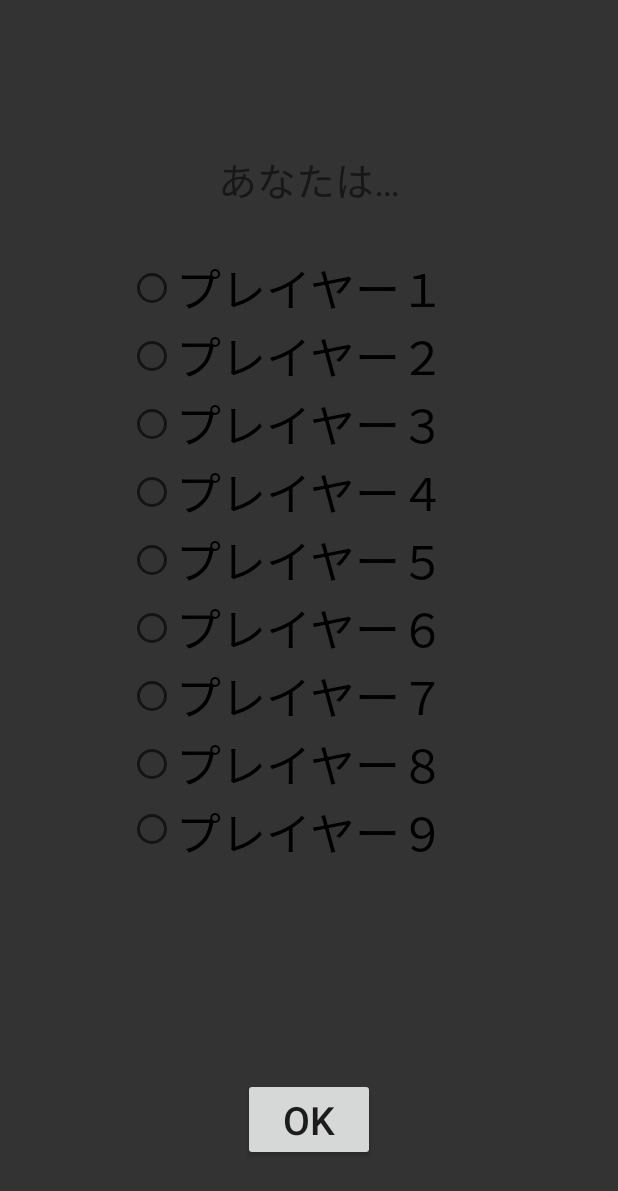
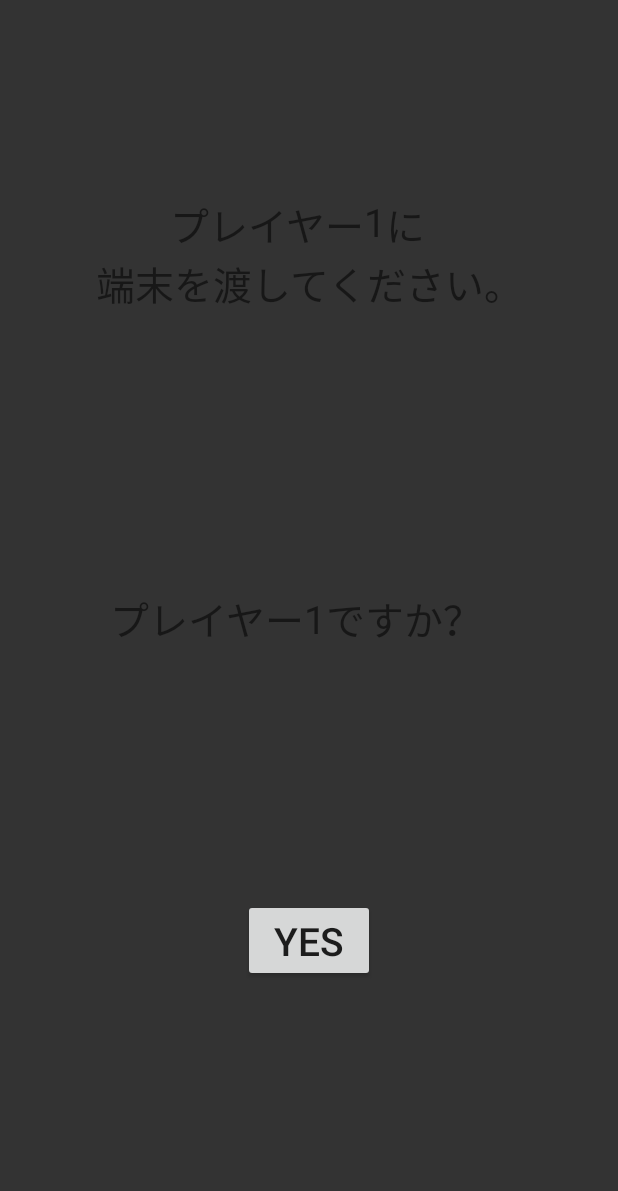
Before and after one commit to konan-pbl-2020/Gankyo, an Android app: the layout activity_werewolf_confirmation.xml on its own in the app's theme, with its tools: preview values and no code run, on a phone screen of 412 x 824 dp. Shown: the top 1191 px of the screen. Run offline under Robolectric (Android 15) with nearby library versions, the phone set to English and light mode, and no system bars.

```diff
--- a/app/src/main/res/layout/activity_werewolf_confirmation.xml
+++ b/app/src/main/res/layout/activity_werewolf_confirmation.xml
@@ -7,106 +7,89 @@
     android:background="#333333">
 
     <TextView
+        android:id="@+id/pnText2"
+        android:layout_width="wrap_content"
+        android:layout_height="wrap_content"
+        android:text="1"
+        android:textSize="26sp"
+        app:layout_constraintBottom_toBottomOf="parent"
+        app:layout_constraintEnd_toStartOf="@+id/text5"
+        app:layout_constraintStart_toEndOf="@+id/text4"
+        app:layout_constraintTop_toTopOf="parent" />
+
+    <TextView
         android:id="@+id/text"
         android:layout_width="wrap_content"
         android:layout_height="wrap_content"
-        android:layout_marginTop="100dp"
-        android:text="あなたは…"
+        android:layout_marginTop="130dp"
+        android:text="プレイヤー"
         android:textSize="26sp"
         app:layout_constraintEnd_toEndOf="parent"
-        app:layout_constraintHorizontal_bias="0.5"
+        app:layout_constraintHorizontal_bias="0.4"
         app:layout_constraintStart_toStartOf="parent"
+        app:layout_constraintTop_toTopOf="parent" />
+
+    <TextView
+        android:id="@+id/pnText"
+        android:layout_width="wrap_content"
+        android:layout_height="wrap_content"
+        android:layout_marginTop="130dp"
+        android:text="1"
+        android:textSize="26sp"
+        app:layout_constraintStart_toEndOf="@+id/text"
+        app:layout_constraintTop_toTopOf="parent" />
+
+    <TextView
+        android:id="@+id/text2"
+        android:layout_width="wrap_content"
+        android:layout_height="wrap_content"
+        android:layout_marginTop="130dp"
+        android:text="に"
+        android:textSize="26sp"
+        app:layout_constraintStart_toEndOf="@+id/pnText"
+        app:layout_constraintTop_toTopOf="parent" />
+
+    <TextView
+        android:id="@+id/text3"
+        android:layout_width="wrap_content"
+        android:layout_height="wrap_content"
+        android:text="端末を渡してください。"
+        android:textSize="26sp"
+        app:layout_constraintEnd_toEndOf="parent"
+        app:layout_constraintStart_toStartOf="parent"
+        app:layout_constraintTop_toBottomOf="@+id/text" />
+
+    <TextView
+        android:id="@+id/text4"
+        android:layout_width="wrap_content"
+        android:layout_height="wrap_content"
+        android:text="プレイヤー"
+        android:textSize="26sp"
+        app:layout_constraintBottom_toBottomOf="parent"
+        app:layout_constraintEnd_toEndOf="parent"
+        app:layout_constraintHorizontal_bias="0.26"
+        app:layout_constraintStart_toStartOf="parent"
+        app:layout_constraintTop_toTopOf="parent" />
+
+    <TextView
+        android:id="@+id/text5"
+        android:layout_width="wrap_content"
+        android:layout_height="wrap_content"
+        android:text="ですか？"
+        android:textSize="26sp"
+        app:layout_constraintBottom_toBottomOf="parent"
+        app:layout_constraintStart_toEndOf="@+id/pnText2"
         app:layout_constraintTop_toTopOf="parent" />
 
     <Button
         android:id="@+id/yes"
         android:layout_width="wrap_content"
         android:layout_height="wrap_content"
-        android:layout_marginBottom="50dp"
-        android:text="OK"
+        android:text="YES"
         android:textSize="26sp"
         app:layout_constraintBottom_toBottomOf="parent"
         app:layout_constraintEnd_toEndOf="parent"
-        app:layout_constraintStart_toStartOf="parent" />
-
-    <RadioGroup
-        android:id="@+id/pSelect"
-        android:layout_width="wrap_content"
-        android:layout_height="404dp"
-        android:layout_marginTop="30dp"
-        app:layout_constraintEnd_toEndOf="parent"
-        app:layout_constraintHorizontal_bias="0.5"
         app:layout_constraintStart_toStartOf="parent"
-        app:layout_constraintTop_toBottomOf="@+id/text">
-
-        <RadioButton
-            android:id="@+id/radioButton1"
-            android:layout_width="match_parent"
-            android:layout_height="wrap_content"
-            android:text="プレイヤー１"
-            android:textSize="30sp" />
-
-        <RadioButton
-            android:id="@+id/radioButton2"
-            android:layout_width="match_parent"
-            android:layout_height="wrap_content"
-            android:text="プレイヤー２"
-            android:textSize="30sp" />
-
-        <RadioButton
-            android:id="@+id/radioButton3"
-            android:layout_width="match_parent"
-            android:layout_height="wrap_content"
-            android:text="プレイヤー３"
-            android:textSize="30sp" />
-
-        <RadioButton
-            android:id="@+id/radioButton4"
-            android:layout_width="match_parent"
-            android:layout_height="wrap_content"
-            android:text="プレイヤー４"
-            android:textSize="30sp" />
-
-        <RadioButton
-            android:id="@+id/radioButton5"
-            android:layout_width="match_parent"
-            android:layout_height="wrap_content"
-            android:text="プレイヤー５"
-            android:textSize="30sp" />
-
-        <RadioButton
-            android:id="@+id/radioButton6"
-            android:layout_width="match_parent"
-            android:layout_height="wrap_content"
-            android:text="プレイヤー６"
-            android:textSize="30sp" />
-
-        <RadioButton
-            android:id="@+id/radioButton7"
-            android:layout_width="match_parent"
-            android:layout_height="wrap_content"
-            android:text="プレイヤー７"
-            android:textSize="30sp" />
-
-        <RadioButton
-            android:id="@+id/radioButton8"
-            android:layout_width="match_parent"
-            android:layout_height="wrap_content"
-            android:text="プレイヤー８"
-            android:textSize="30sp" />
-
-        <RadioButton
-            android:id="@+id/radioButton9"
-            android:layout_width="match_parent"
-            android:layout_height="wrap_content"
-            android:text="プレイヤー９"
-            android:textSize="30sp" />
-
-        <RadioButton
-            android:id="@+id/radioButton10"
-            android:layout_width="match_parent"
-            android:layout_height="wrap_content"
-            android:text="プレイヤー１０"
-            android:textSize="30sp" />
-    </RadioGroup>
+        app:layout_constraintTop_toBottomOf="@+id/pnText2"
+        app:layout_constraintVertical_bias="0.5" />
 </androidx.constraintlayout.widget.ConstraintLayout>
```
Also changed, not shown: app/src/main/java/com/example/HelloWorld/Werewolf.java (+65 -27 lines), app/src/main/res/layout/activity_block.xml (+4 -4 lines), app/src/main/res/layout/activity_werewolf_morning.xml (added, +43 -0 lines).
